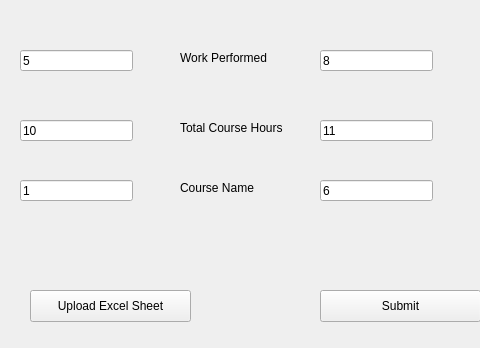
Above: GUI/app.ui from COPIT-github/Timesheet-Log-Analyzer before the change; both pictures show x 110 to 590 and y 0 to 348 of the 1005 by 713 pixel window. Below: the same form after it.
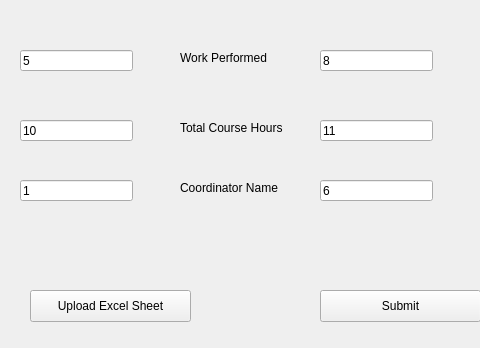
That is the form after the change.

Patch:
```diff
--- a/GUI/app.ui
+++ b/GUI/app.ui
@@ -240,12 +240,12 @@
      <rect>
       <x>290</x>
       <y>180</y>
-      <width>101</width>
+      <width>121</width>
       <height>16</height>
      </rect>
     </property>
     <property name="text">
-     <string>Course Name</string>
+     <string>Coordinator Name</string>
     </property>
    </widget>
   </widget>
```
